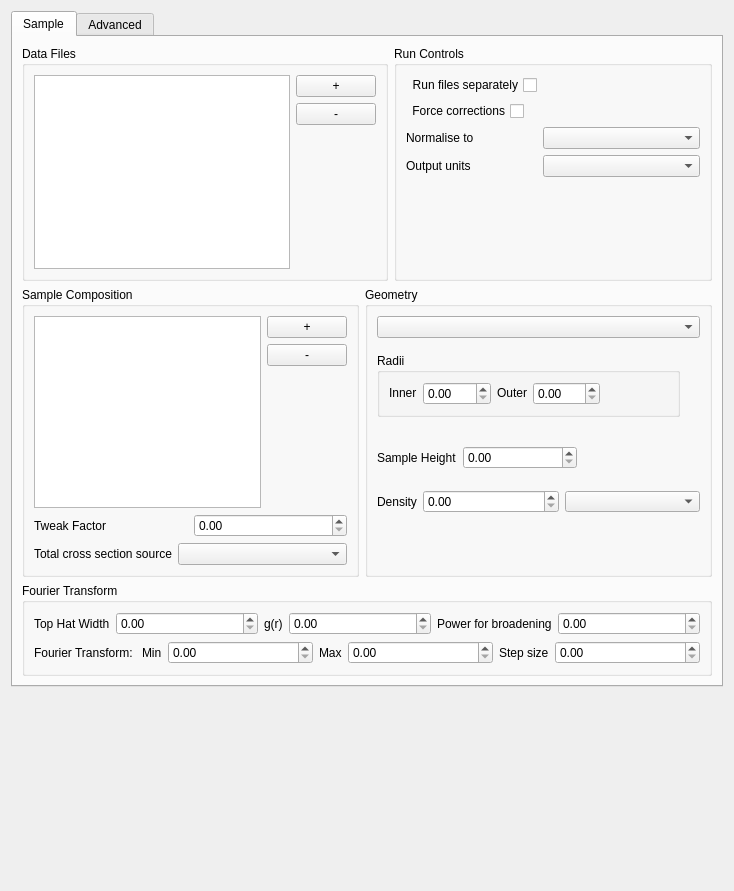
This is src/gui/widgets/ui_files/sampleWidget.ui in disorderedmaterials/GudPy as Qt 5 draws it before an edit. The edited form follows.
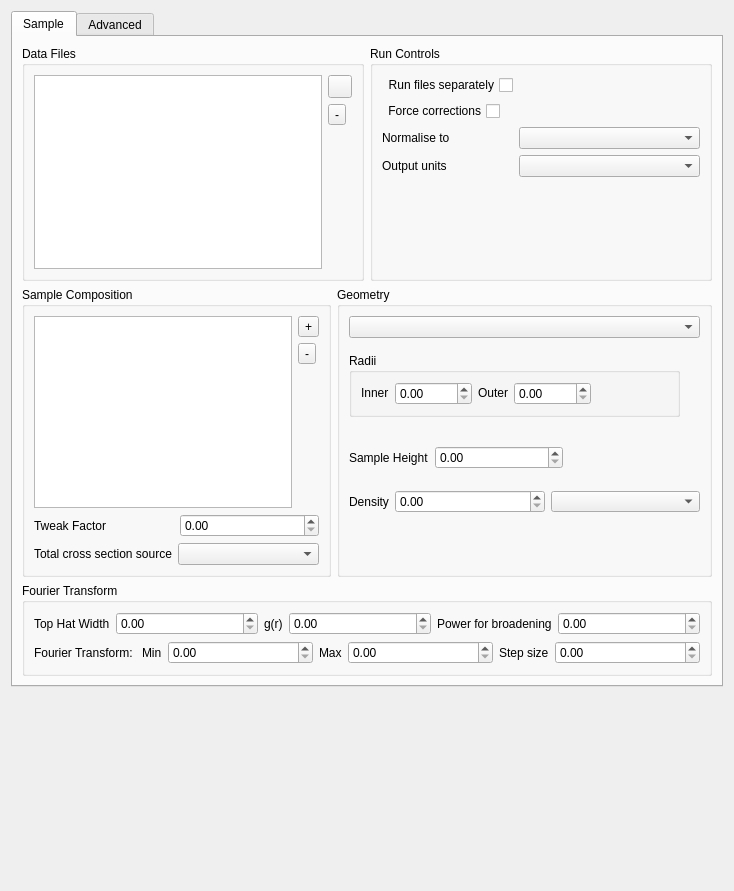
This is the edited form. Icons and pictures are not drawn. Custom widgets are drawn as their Qt base class.

Commit message: feat: tool buttons for SampleWidget.

What changed in the file:
```diff
--- a/src/gui/widgets/ui_files/sampleWidget.ui
+++ b/src/gui/widgets/ui_files/sampleWidget.ui
@@ -62,7 +62,7 @@
             <item>
              <layout class="QVBoxLayout" name="verticalLayout">
               <item>
-               <widget class="QPushButton" name="addDataFileButton">
+               <widget class="QToolButton" name="addDataFileButton">
                 <property name="sizePolicy">
                  <sizepolicy hsizetype="Fixed" vsizetype="Fixed">
                   <horstretch>0</horstretch>
@@ -70,12 +70,16 @@
                  </sizepolicy>
                 </property>
                 <property name="text">
-                 <string>+</string>
+                 <string/>
+                </property>
+                <property name="icon">
+                 <iconset>
+                  <normaloff>../resources/plus.png</normaloff>../resources/plus.png</iconset>
                 </property>
                </widget>
               </item>
               <item>
-               <widget class="QPushButton" name="removeDataFileButton">
+               <widget class="QToolButton" name="removeDataFileButton">
                 <property name="sizePolicy">
                  <sizepolicy hsizetype="Fixed" vsizetype="Fixed">
                   <horstretch>0</horstretch>
@@ -268,7 +272,7 @@
               <item>
                <layout class="QVBoxLayout" name="verticalLayout_2">
                 <item>
-                 <widget class="QPushButton" name="insertElementButton">
+                 <widget class="QToolButton" name="insertElementButton">
                   <property name="maximumSize">
                    <size>
                     <width>16777215</width>
@@ -281,7 +285,7 @@
                  </widget>
                 </item>
                 <item>
-                 <widget class="QPushButton" name="removeElementButton">
+                 <widget class="QToolButton" name="removeElementButton">
                   <property name="maximumSize">
                    <size>
                     <width>16777215</width>
```
Left out of the diff: 12 changed lines with no effect on the pictures.
